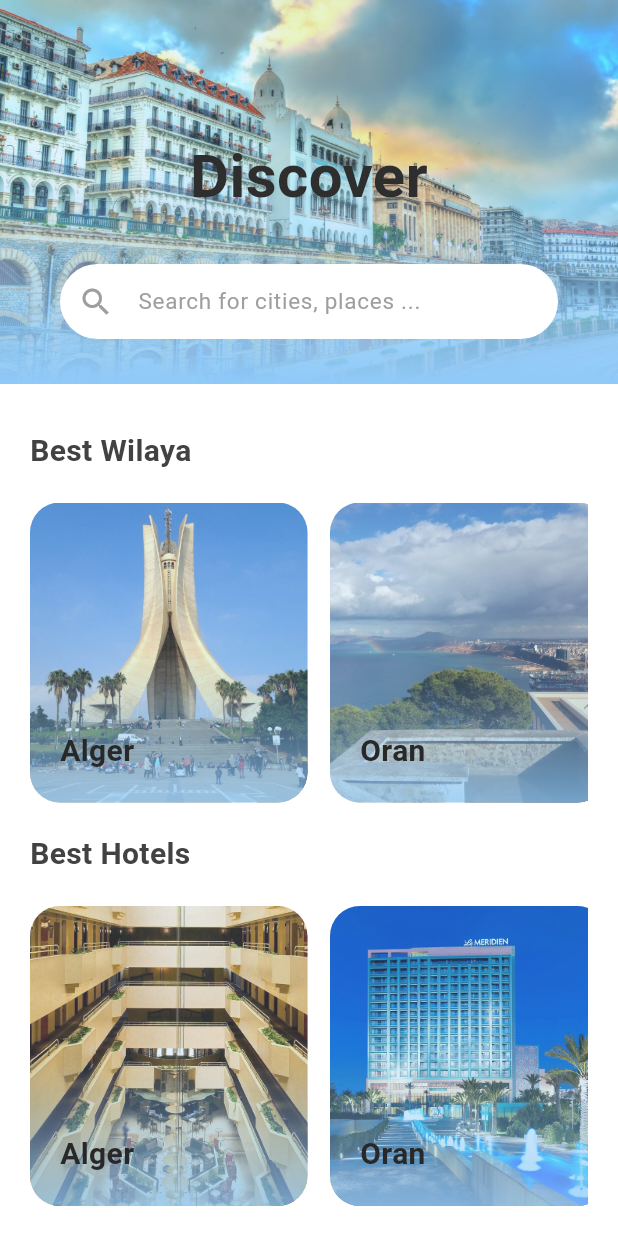
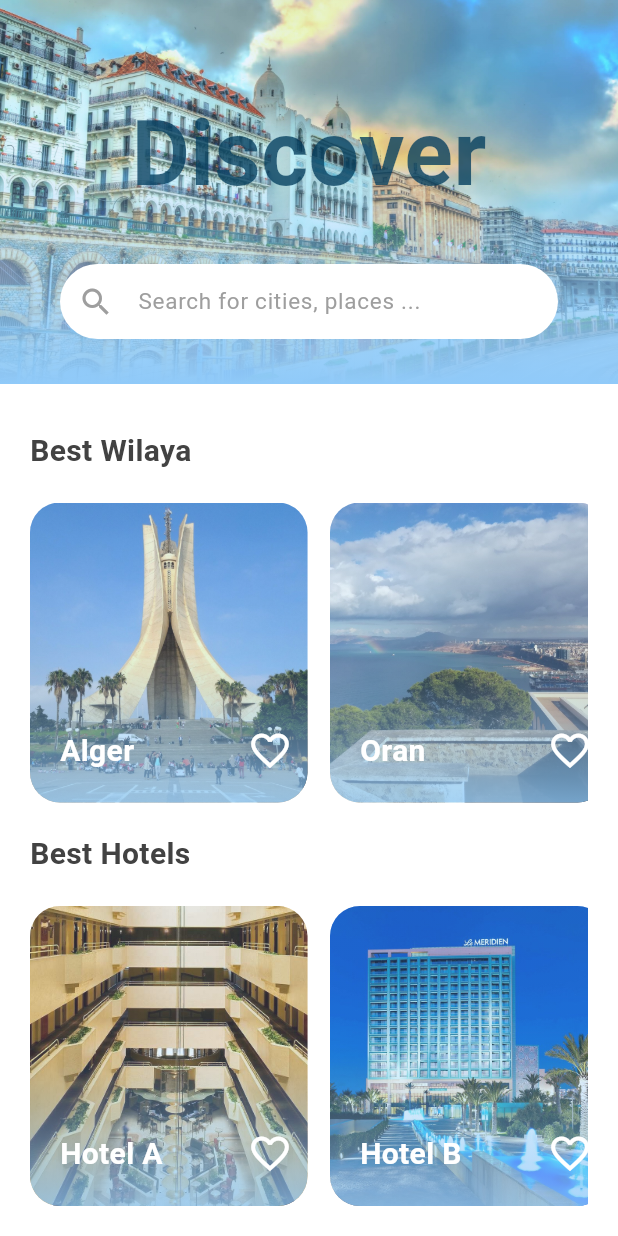
Before and after one commit to Massi-slf/dam-project1, a Flutter app: the HomePage screen opened directly, scrolled down 44 dp, on a phone screen of 412 x 824 dp. Run offline on Flutter 3.47's test engine with Material 3 defaults, Android fonts, the phone set to English and light mode, and no system bars; our stand-ins replace get, google_nav_bar, smooth_page_indicator.

Commit message:
improved the home page

```diff
--- a/new_app/lib/features/Auth/presentation/pages/home_page.dart
+++ b/new_app/lib/features/Auth/presentation/pages/home_page.dart
@@ -11,6 +11,8 @@ class HomePage extends StatefulWidget {
 }
 
 class _HomePageState extends State<HomePage> {
+  List<bool> liked = List.filled(8, false); // List to track liked state
+
   @override
   Widget build(BuildContext context) {
     return SafeArea(
@@ -41,8 +43,8 @@ class _HomePageState extends State<HomePage> {
                         "Discover",
                         textAlign: TextAlign.center,
                         style: TextStyle(
-                            color: Color.fromARGB(255, 46, 46, 46),
-                            fontSize: 40,
+                            color: Color.fromARGB(200, 4, 62, 94),
+                            fontSize: 60,
                             fontWeight: FontWeight.bold),
                       ),
                       SizedBox(
@@ -100,38 +102,66 @@ class _HomePageState extends State<HomePage> {
                         children: <Widget>[
                           makeItem(
                             image: 'assets/photos_wilaya/alger.jpg',
-                            title: 'Alger',onTap: () {
+                            title: 'Alger',
+                            onTap: () {
                               Navigator.push(
                                   context,
                                   MaterialPageRoute(
                                       builder: (context) => AlgerDetail()));
                             },
-
+                            onLike: () {
+                              setState(() {
+                                liked[0] = !liked[0];
+                              });
+                            },
+                            isLiked: liked[0],
                           ),
-                          makeItem(onTap: () {
+                          makeItem(
+                              onTap: () {
                                 Navigator.push(
                                     context,
                                     MaterialPageRoute(
                                         builder: (context) => OranDetail()));
                               },
                               image: 'assets/photos_wilaya/oran.jpg',
-                              title: 'Oran'),
-                          makeItem(onTap: () {
+                              title: 'Oran',
+                              onLike: () {
+                                setState(() {
+                                  liked[1] = !liked[1];
+                                });
+                              },
+                              isLiked: liked[1]),
+                          makeItem(
+                              onTap: () {
                                 Navigator.push(
                                     context,
                                     MaterialPageRoute(
                                         builder: (context) => SetifDetail()));
                               },
                               image: 'assets/photos_wilaya/setif.jpg',
-                              title: 'Setif'),
-                          makeItem(onTap: () {
+                              title: 'Setif',
+                              onLike: () {
+                                setState(() {
+                                  liked[2] = !liked[2];
+                                });
+                              },
+                              isLiked: liked[2]),
+                          makeItem(
+                              onTap: () {
                                 Navigator.push(
                                     context,
                                     MaterialPageRoute(
-                                      builder: (context) => ConstantinDetail()));
+                                        builder: (context) =>
+                                            ConstantinDetail()));
                               },
                               image: 'assets/photos_wilaya/constantine.jpg',
-                              title: 'Constantine')
+                              title: 'Constantine',
+                              onLike: () {
+                                setState(() {
+                                  liked[3] = !liked[3];
+                                });
+                              },
+                              isLiked: liked[3]),
                         ],
                       ),
                     ),
@@ -155,55 +185,47 @@ class _HomePageState extends State<HomePage> {
                         children: <Widget>[
                           makeItem(
                               image: 'assets/photos_wilaya/ha.jpg',
-                              title: 'Alger'),
+                              title: 'Hotel A',
+                              onLike: () {
+                                setState(() {
+                                  liked[4] = !liked[4];
+                                });
+                              },
+                              isLiked: liked[4]),
                           makeItem(
                               image: 'assets/photos_wilaya/ho.jpg',
-                              title: 'Oran'),
+                              title: 'Hotel B',
+                              onLike: () {
+                                setState(() {
+                                  liked[5] = !liked[5];
+                                });
+                              },
+                              isLiked: liked[5]),
                           makeItem(
                               image: 'assets/photos_wilaya/hs.jpg',
-                              title: 'Setif'),
+                              title: 'Hotel C',
+                              onLike: () {
+                                setState(() {
+                                  liked[6] = !liked[6];
+                                });
+                              },
+                              isLiked: liked[6]),
                           makeItem(
                               image: 'assets/photos_wilaya/hc.jpg',
-                              title: 'Constantine')
+                              title: 'Hotel D',
+                              onLike: () {
+                                setState(() {
+                                  liked[7] = !liked[7];
+                                });
+                              },
+                              isLiked: liked[7]),
                         ],
                       ),
                     ),
                     SizedBox(
                       height: 20,
                     ),
-                    // Text(
-                    //   "Popular",
-                    //   style: TextStyle(
-                    //       fontWeight: FontWeight.bold,
-                    //       color: Colors.grey[800],
-                    //       fontSize: 20),
-                    // ),
-                    // SizedBox(
-                    //   height: 20,
-                    // ),
-                    // Container(
-                    //   height: 200,
-                    //   child: ListView(
-                    //     scrollDirection: Axis.horizontal,
-                    //     children: <Widget>[
-                    //       makeItem(
-                    //           image: 'assets/images/greece.jpg', title: 'Greece'),
-                    //       makeItem(
-                    //           image: 'assets/images/united-states.jpg',
-                    //           title: 'United States'),
-                    //       makeItem(
-                    //           image: 'assets/images/Italy.jpg', title: 'Italy'),
-                    //       makeItem(
-                    //           image: 'assets/images/canada.jpg', title: 'Canada'),
-                    //     ],
-                    //   ),
-                    // ),
-                    // SizedBox(
-                    //   height: 20,
-                    // ),
-                    // SizedBox(
-                    //   height: 80,
-                    // ),
+                    // Add more sections as needed
                   ],
                 ),
               )
@@ -214,152 +236,68 @@ class _HomePageState extends State<HomePage> {
     );
   }
 
-  Widget makeItem({image, title, VoidCallback? onTap}) {
+  Widget makeItem({
+    required String image,
+    required String title,
+    VoidCallback? onTap,
+    VoidCallback? onLike,
+    bool isLiked = false,
+  }) {
     return AspectRatio(
       aspectRatio: 1 / 1,
       child: GestureDetector(
         onTap: onTap,
-        child: Container(
+        child: Stack(
+          children: [
+            Container(
               margin: EdgeInsets.only(right: 15),
               decoration: BoxDecoration(
                 borderRadius: BorderRadius.circular(20),
-              image:
-                  DecorationImage(image: AssetImage(image), fit: BoxFit.cover)),
+                image: DecorationImage(
+                  image: AssetImage(image),
+                  fit: BoxFit.cover,
+                ),
+              ),
               child: Container(
                 padding: EdgeInsets.all(20),
                 decoration: BoxDecoration(
                   borderRadius: BorderRadius.circular(20),
-                gradient: LinearGradient(begin: Alignment.bottomRight, colors: [
+                  gradient: LinearGradient(
+                    begin: Alignment.bottomRight,
+                    colors: [
                       MainColor.withOpacity(.8),
                       MainColor.withOpacity(.2),
-                ])),
+                    ],
+                  ),
+                ),
                 child: Align(
                   alignment: Alignment.bottomLeft,
                   child: Text(
                     title,
                     style: TextStyle(
-                    color: Color.fromARGB(255, 40, 40, 40),
+                      color: Color.fromARGB(255, 255, 255, 255),
                       fontSize: 20,
-                    fontWeight: FontWeight.w600),
+                      fontWeight: FontWeight.w600,
                     ),
                   ),
                 ),
               ),
             ),
+            Positioned(
+              bottom: 20,
+              right: 25,
+              child: GestureDetector(
+                onTap: onLike,
+                child: Icon(
+                  isLiked ? Icons.favorite : Icons.favorite_border,
+                  color: isLiked ? Colors.red : Colors.white,
+                  size: 30,
+                ),
+              ),
+            ),
+          ],
+        ),
+      ),
     );
   }
 }
-
-// import 'package:flutter/material.dart';
-// import 'package:new_app/core/utils/constants.dart';
-// import 'package:new_app/core/utils/suze_config.dart';
-
-// class HomePage extends StatefulWidget {
-//   const HomePage({super.key});
-
-//   @override
-//   State<HomePage> createState() => _HomePageState();
-// }
-
-// class _HomePageState extends State<HomePage> with TickerProviderStateMixin {
-//   @override
-//   Widget build(BuildContext context) {
-//     return Scaffold(
-//       body: Column(
-//         crossAxisAlignment: CrossAxisAlignment.start,
-//         children: [
-//           Container(
-//             child: Padding(
-//               padding: const EdgeInsets.only(left: 20, top: 70),
-//               child: Row(
-//                 children: [
-//                   Icon(
-//                     Icons.menu_rounded,
-//                     size: 30,
-//                     color: IconColor,
-//                   ),
-//                   Expanded(child: Container()),
-//                   Container(
-//                     margin: const EdgeInsets.only(right: 20),
-//                     width: SizeConfig.defaultSize! * 5,
-//                     height: SizeConfig.defaultSize! * 5,
-//                     decoration: BoxDecoration(
-//                         borderRadius: BorderRadius.circular(10),
-//                         color: Colors.grey[400]),
-//                   ),
-//                 ],
-//               ),
-//             ),
-//           ),
-//           SizedBox(
-//             height: 40,
-//           ),
-//           Padding(
-//             padding: const EdgeInsets.only(left: 20, bottom: 40),
-//             child: Text(
-//               "Discover",
-//               style: TextStyle(
-//                   fontFamily: 'Poppins',
-//                   fontSize: 35,
-//                   color: Color.fromRGBO(46, 46, 46, 0.882),
-//                   fontWeight: FontWeight.bold),
-//             ),
-//           ),
-//           ListView.builder(
-//            // itemCount: 3,
-//             scrollDirection: Axis.horizontal,
-//             itemBuilder: (BuildContext context, int index) {
-//               return
-//                 Container(
-//                 width: 200,
-//                 height: 300,
-//                 decoration: BoxDecoration(
-//                     borderRadius: BorderRadius.circular(20),
-//                     color: Colors.white,
-//                     image: DecorationImage(
-//                         image: AssetImage("assets/photos/test.png"),
-//                         fit: BoxFit.cover)),
-//               );
-//             },
-//           ),
-
-//           // SizedBox(
-//           //   height: 40,
-//           // ),
-//           //tabbar
-//           // Container(
-//           //   child: Align(
-//           //     alignment: Alignment.centerLeft,
-//           //     child: TabBar(
-//           //       labelPadding: EdgeInsets.only(left: 20,right: 20),
-//           //         labelColor: MainColor,
-//           //         unselectedLabelColor: Colors.black54,
-//           //         controller: tabController,
-//           //        isScrollable: true,
-//           //        indicatorSize: TabBarIndicatorSize.label,
-
-//           //         tabs: [
-//           //           Tab(
-
-//           //           ),
-//           //           Tab(
-//           //             text: "ATAR",
-//           //           ),
-//           //           Tab(
-//           //             text: "wilaya",
-//           //           )
-//           //         ]),
-//           //   ),
-//           // ),
-//           // Container(
-//           //   height: 300,
-//           //   width: double.maxFinite,
-//           //   child: TabBarView(
-//           //       controller: tabController,
-//           //       children: [Text('hi'), Text('hi'), Text('hi')]),
-//           // )
-//         ],
-//       ),
-//     );
-//   }
-// }
```
Lines whose indentation alone changed are shown as unchanged.
